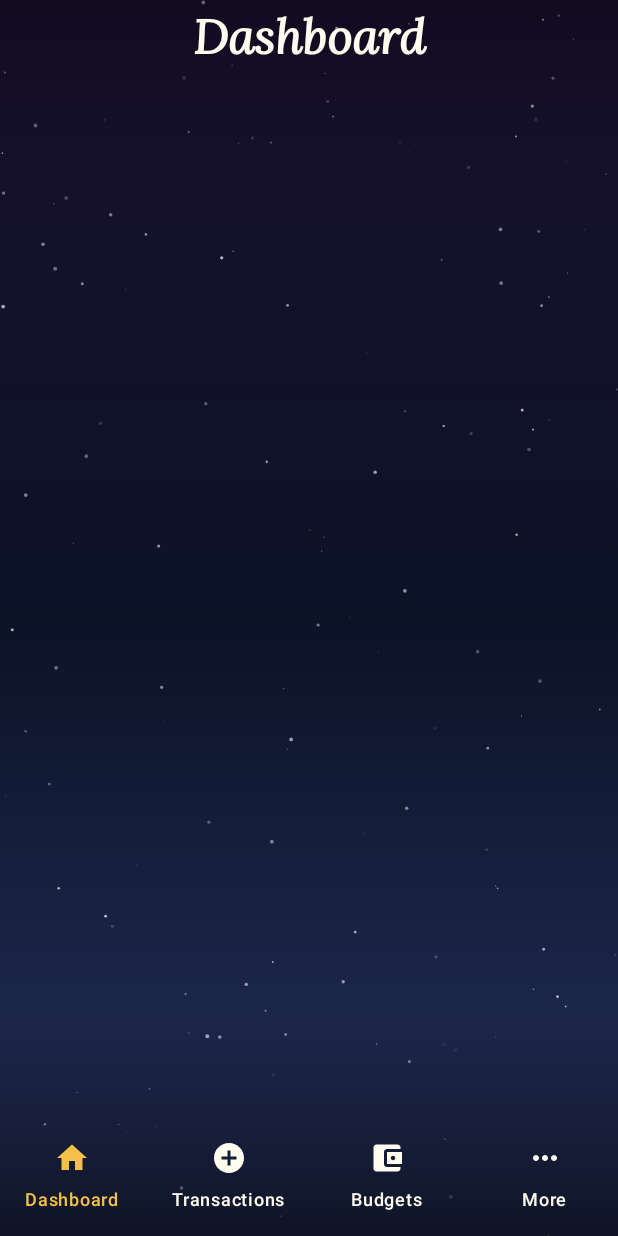
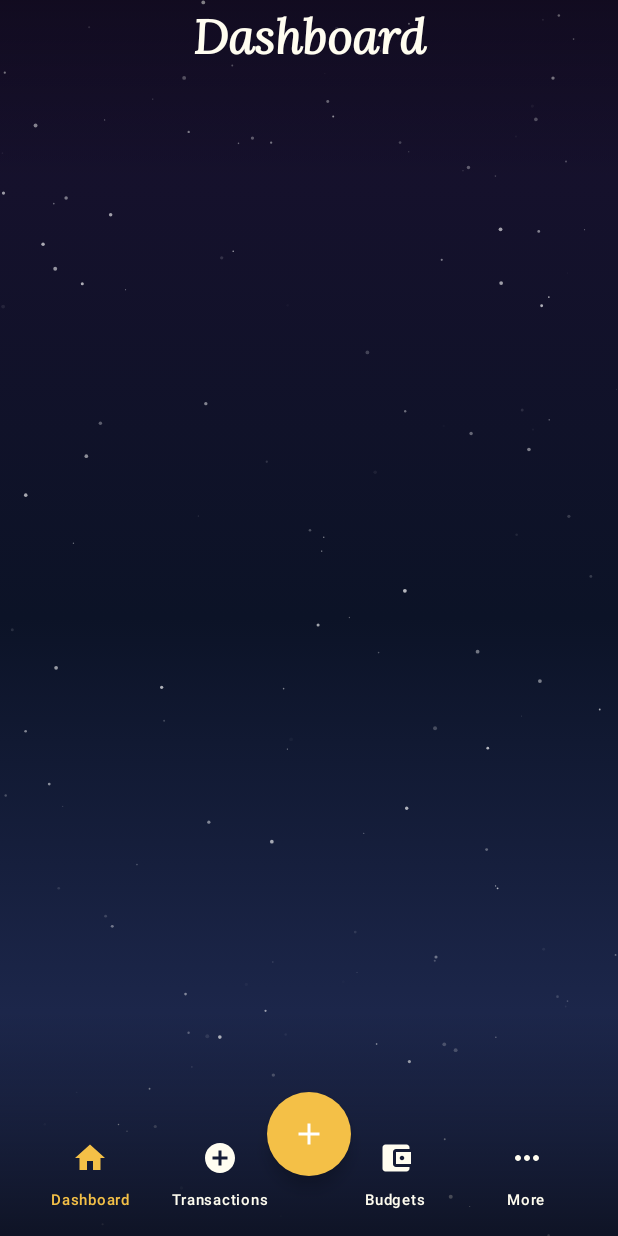
Before and after one commit to Tirtstan/Sol, an Android app built with Jetpack Compose: the dashboard screen opened through its navigation route, on a phone screen of 412 x 824 dp. Run offline under Robolectric (Android 15) with nearby library versions, the phone set to English and light mode, and no system bars; Roboto replaces fonts that are not available here.

Commit message:
Added middle button

```diff
--- a/app/src/main/java/com/std/sol/MainActivity.kt
+++ b/app/src/main/java/com/std/sol/MainActivity.kt
@@ -4,7 +4,6 @@ import android.os.Bundle
 import androidx.activity.ComponentActivity
 import androidx.activity.compose.setContent
 import androidx.activity.enableEdgeToEdge
-// Add animation imports
 import androidx.compose.animation.animateColorAsState
 import androidx.compose.animation.core.tween
 import androidx.compose.animation.fadeIn
@@ -26,6 +25,9 @@ import androidx.compose.runtime.Composable
 import androidx.compose.runtime.LaunchedEffect
 import androidx.compose.runtime.collectAsState
 import androidx.compose.runtime.getValue
+import androidx.compose.runtime.mutableStateOf
+import androidx.compose.runtime.remember
+import androidx.compose.runtime.setValue
 import androidx.compose.ui.Alignment
 import androidx.compose.ui.Modifier
 import androidx.compose.ui.graphics.Brush
@@ -41,6 +43,7 @@ import androidx.navigation.compose.NavHost
 import androidx.navigation.compose.composable
 import androidx.navigation.compose.currentBackStackEntryAsState
 import androidx.navigation.compose.rememberNavController
+import com.std.sol.components.AddOptionsDialog
 import com.std.sol.components.StarryBackground
 import com.std.sol.databases.DatabaseProvider
 import com.std.sol.screens.AddTransactionScreen
@@ -50,7 +53,6 @@ import com.std.sol.screens.LoginScreen
 import com.std.sol.screens.MoreScreen
 import com.std.sol.screens.RegisterScreen
 import com.std.sol.screens.TransactionsScreen
-// Import the new gradient
 import com.std.sol.ui.theme.AuthGradient
 import com.std.sol.ui.theme.MoreScreenGradient
 import com.std.sol.ui.theme.SolTheme
@@ -110,6 +112,9 @@ fun App(userViewModel: UserViewModel) {
     )
     val showBottomBar = currentRoute in mainScreens
 
+    // Add options dialog state
+    var showAddOptionsDialog by remember { mutableStateOf(false) }
+
     val targetGradient = if (currentRoute in authScreens) AuthGradient else MoreScreenGradient
 
     val animatedGradientColors = List(targetGradient.size) { index ->
@@ -162,7 +167,11 @@ fun App(userViewModel: UserViewModel) {
         Scaffold(
             bottomBar = {
                 if (showBottomBar) {
-                    BottomNavigationBar(navController)
+                    // UPDATED: Use BottomNavigationBarWithFAB instead of BottomNavigationBar
+                    BottomNavigationBarWithFAB(
+                        navController = navController,
+                        onAddClick = { showAddOptionsDialog = true }
+                    )
                 }
             },
             containerColor = Color.Transparent
@@ -173,6 +182,20 @@ fun App(userViewModel: UserViewModel) {
                 modifier = Modifier.padding(innerPadding)
             )
         }
+    }
+
+    // Add Options Dialog
+    if (showAddOptionsDialog) {
+        AddOptionsDialog(
+            onDismiss = { showAddOptionsDialog = false },
+            onAddTransaction = {
+                navController.navigate("add_transaction")
+            },
+            onAddCategory = {
+                // For now, navigate to add transaction (you can create AddCategoryScreen later)
+                navController.navigate("add_category")
+            }
+        )
     }
 }
 
@@ -216,7 +239,6 @@ fun AppNavHost(
         val mainPopExitTransition =
             slideOutHorizontally(animationSpec = animationSpec1) { it } + fadeOut(animationSpec2)
 
-
         composable(
             route = Screen.Dashboard.route,
             enterTransition = { mainEnterTransition },
@@ -248,9 +270,28 @@ fun AppNavHost(
             popEnterTransition = { mainPopEnterTransition },
             popExitTransition = { mainPopExitTransition }
         ) { MoreScreen(navController, userViewModel) }
+
+        // Add Transaction Screen
+        composable("add_transaction") {
+            AddTransactionScreen(
+                navController = navController,
+                userViewModel = userViewModel,
+                onClose = { navController.navigateUp() }
+            )
+        }
+
+        // Add Category Screen (placeholder for now)
+        composable("add_category") {
+            // TODO: Create AddCategoryScreen
+            // For now, navigate to add transaction as placeholder
+            AddTransactionScreen(
+                navController = navController,
+                userViewModel = userViewModel,
+                onClose = { navController.navigateUp() }
+            )
+        }
     }
 }
-
 
 @Preview
 @Composable
--- a/app/src/main/java/com/std/sol/Navigation.kt
+++ b/app/src/main/java/com/std/sol/Navigation.kt
@@ -1,17 +1,18 @@
 package com.std.sol
 
-import androidx.compose.foundation.background
-import androidx.compose.material3.Icon
-import androidx.compose.material3.NavigationBar
-import androidx.compose.material3.NavigationBarItem
-import androidx.compose.material3.NavigationBarItemDefaults
-import androidx.compose.material3.Text
-import androidx.compose.runtime.Composable
-import androidx.compose.runtime.getValue
+import androidx.compose.foundation.layout.*
+import androidx.compose.foundation.shape.CircleShape
+import androidx.compose.material.icons.Icons
+import androidx.compose.material.icons.filled.Add
+import androidx.compose.material3.*
+import androidx.compose.runtime.*
+import androidx.compose.ui.Alignment
 import androidx.compose.ui.Modifier
-import androidx.compose.ui.graphics.Brush
 import androidx.compose.ui.graphics.Color
+import androidx.compose.ui.text.font.FontWeight
 import androidx.compose.ui.tooling.preview.Preview
+import androidx.compose.ui.unit.dp
+import androidx.compose.ui.unit.sp
 import androidx.navigation.NavController
 import androidx.navigation.compose.currentBackStackEntryAsState
 import androidx.navigation.compose.rememberNavController
@@ -33,7 +34,13 @@ fun BottomNavigationBar(navController: NavController) {
         items.forEach { item ->
             NavigationBarItem(
                 icon = { Icon(item.icon, contentDescription = item.label) },
-                label = { Text(item.label) },
+                label = {
+                    Text(
+                        text = item.label,
+                        fontSize = 10.sp, // UPDATED: Made text smaller (was default ~12sp)
+                        fontWeight = FontWeight.Medium
+                    )
+                },
                 selected = currentRoute == item.route,
                 onClick = {
                     if (currentRoute != item.route) {
@@ -56,6 +63,171 @@ fun BottomNavigationBar(navController: NavController) {
     }
 }
 
+// UPDATED: Bottom Navigation with Circular Add Button (adjusted spacing and positioning)
+@Composable
+fun BottomNavigationBarWithFAB(
+    navController: NavController,
+    onAddClick: () -> Unit
+) {
+    val items = listOf(
+        Screen.Dashboard, Screen.Transactions, Screen.Budgets, Screen.More
+    )
+
+    Box(
+        modifier = Modifier.fillMaxWidth()
+    ) {
+        // Navigation bar with adjusted spacing to accommodate the FAB
+        NavigationBar(
+            containerColor = Color.Transparent,
+            contentColor = Ivory,
+            modifier = Modifier.padding(horizontal = 16.dp) // Add padding to make space for FAB
+        ) {
+            val navBackStackEntry by navController.currentBackStackEntryAsState()
+            val currentRoute = navBackStackEntry?.destination?.route
+
+            // Dashboard - normal spacing
+            NavigationBarItem(
+                icon = { Icon(items[0].icon, contentDescription = items[0].label) },
+                label = {
+                    Text(
+                        text = items[0].label,
+                        fontSize = 10.sp, // UPDATED: Made text smaller
+                        fontWeight = FontWeight.Medium
+                    )
+                },
+                selected = currentRoute == items[0].route,
+                onClick = {
+                    if (currentRoute != items[0].route) {
+                        navController.navigate(items[0].route) {
+                            popUpTo(navController.graph.startDestinationId) { saveState = true }
+                            launchSingleTop = true
+                            restoreState = true
+                        }
+                    }
+                },
+                colors = NavigationBarItemDefaults.colors(
+                    selectedIconColor = Amber,
+                    selectedTextColor = Amber,
+                    unselectedIconColor = Ivory,
+                    unselectedTextColor = Ivory,
+                    indicatorColor = Color.Transparent
+                )
+            )
+
+            // Transactions - wider spacing for FAB
+            NavigationBarItem(
+                icon = { Icon(items[1].icon, contentDescription = items[1].label) },
+                label = {
+                    Text(
+                        text = items[1].label,
+                        fontSize = 10.sp, // UPDATED: Made text smaller
+                        fontWeight = FontWeight.Medium
+                    )
+                },
+                selected = currentRoute == items[1].route,
+                onClick = {
+                    if (currentRoute != items[1].route) {
+                        navController.navigate(items[1].route) {
+                            popUpTo(navController.graph.startDestinationId) { saveState = true }
+                            launchSingleTop = true
+                            restoreState = true
+                        }
+                    }
+                },
+                colors = NavigationBarItemDefaults.colors(
+                    selectedIconColor = Amber,
+                    selectedTextColor = Amber,
+                    unselectedIconColor = Ivory,
+                    unselectedTextColor = Ivory,
+                    indicatorColor = Color.Transparent
+                ),
+                modifier = Modifier.padding(end = 20.dp) // Extra space for FAB
+            )
+
+            // Budgets - wider spacing for FAB
+            NavigationBarItem(
+                icon = { Icon(items[2].icon, contentDescription = items[2].label) },
+                label = {
+                    Text(
+                        text = items[2].label,
+                        fontSize = 10.sp, // UPDATED: Made text smaller
+                        fontWeight = FontWeight.Medium
+                    )
+                },
+                selected = currentRoute == items[2].route,
+                onClick = {
+                    if (currentRoute != items[2].route) {
+                        navController.navigate(items[2].route) {
+                            popUpTo(navController.graph.startDestinationId) { saveState = true }
+                            launchSingleTop = true
+                            restoreState = true
+                        }
+                    }
+                },
+                colors = NavigationBarItemDefaults.colors(
+                    selectedIconColor = Amber,
+                    selectedTextColor = Amber,
+                    unselectedIconColor = Ivory,
+                    unselectedTextColor = Ivory,
+                    indicatorColor = Color.Transparent
+                ),
+                modifier = Modifier.padding(start = 20.dp) // Extra space for FAB
+            )
+
+            // More - normal spacing
+            NavigationBarItem(
+                icon = { Icon(items[3].icon, contentDescription = items[3].label) },
+                label = {
+                    Text(
+                        text = items[3].label,
+                        fontSize = 10.sp, // UPDATED: Made text smaller
+                        fontWeight = FontWeight.Medium
+                    )
+                },
+                selected = currentRoute == items[3].route,
+                onClick = {
+                    if (currentRoute != items[3].route) {
+                        navController.navigate(items[3].route) {
+                            popUpTo(navController.graph.startDestinationId) { saveState = true }
+                            launchSingleTop = true
+                            restoreState = true
+                        }
+                    }
+                },
+                colors = NavigationBarItemDefaults.colors(
+                    selectedIconColor = Amber,
+                    selectedTextColor = Amber,
+                    unselectedIconColor = Ivory,
+                    unselectedTextColor = Ivory,
+                    indicatorColor = Color.Transparent
+                )
+            )
+        }
+
+        // Floating Action Button - moved down and icon changed to white
+        FloatingActionButton(
+            onClick = onAddClick,
+            modifier = Modifier
+                .align(Alignment.TopCenter)
+                .offset(y = (-16).dp) // Moved down (was -28dp, now -16dp)
+                .size(56.dp),
+            containerColor = Amber,
+            contentColor = Color.White, // White plus icon
+            shape = CircleShape,
+            elevation = FloatingActionButtonDefaults.elevation(
+                defaultElevation = 6.dp,
+                pressedElevation = 8.dp
+            )
+        ) {
+            Icon(
+                Icons.Default.Add,
+                contentDescription = "Add",
+                modifier = Modifier.size(24.dp)
+            )
+        }
+    }
+}
+
 @Preview(
     showBackground = true,
     backgroundColor = 0xFF0C1327
@@ -64,3 +236,17 @@ fun BottomNavigationBar(navController: NavController) {
 fun BottomNavigationBarPreview() {
     SolTheme() { BottomNavigationBar(navController = rememberNavController()) }
 }
+
+@Preview(
+    showBackground = true,
+    backgroundColor = 0xFF0C1327
+)
+@Composable
+fun BottomNavigationBarWithFABPreview() {
+    SolTheme() {
+        BottomNavigationBarWithFAB(
+            navController = rememberNavController(),
+            onAddClick = {}
+        )
+    }
+}
--- a/app/src/main/java/com/std/sol/viewmodels/CategoryViewModel.kt
+++ b/app/src/main/java/com/std/sol/viewmodels/CategoryViewModel.kt
@@ -38,4 +38,5 @@ class CategoryViewModel(private val categoryDao: CategoryDao) : ViewModel() {
             categoryDao.deleteCategory(category)
         }
     }
+
 }
```
Also changed, not shown: app/src/main/java/com/std/sol/components/AddOptionsDialog.kt (added, +159 -0 lines).
